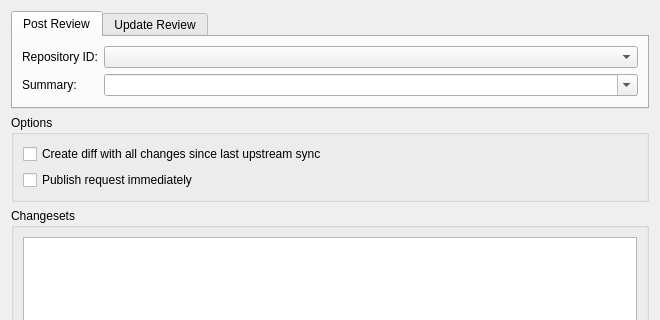
Above: tortoisehg/hgqt/postreview.ui from velorientc/git_test7 before the change; both pictures show x 0 to 660 and y 0 to 320 of the 660 by 459 pixel window. Below: the same form after it.
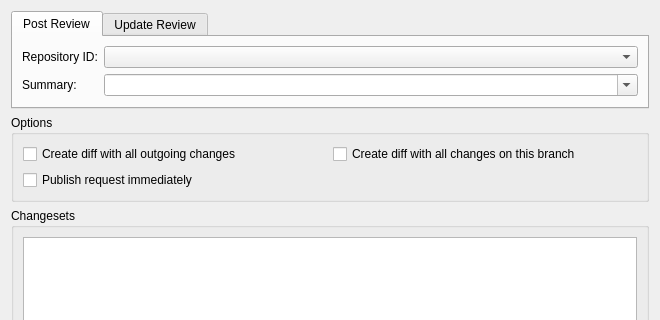
That is the form after the change.

Commit message:
reviewboard: cleaned up, new password prompt and branch option
 - Changed all function names to camel case to be more consistent with the rest of thg
 - Cleaned up the variable naming
 - Added a password prompt for users who do not store their password in the hg config file or enter an incorrect password
 - Added a checkbox for the branch option

The edit to the form file:
```diff
--- a/tortoisehg/hgqt/postreview.ui
+++ b/tortoisehg/hgqt/postreview.ui
@@ -137,7 +137,14 @@
         <item row="0" column="0">
          <widget class="QCheckBox" name="longdiff_check">
           <property name="text">
-           <string>Create diff with all changes since last upstream sync</string>
+           <string>Create diff with all outgoing changes</string>
+          </property>
+         </widget>
+        </item>
+        <item row="0" column="1">
+         <widget class="QCheckBox" name="branch_check">
+          <property name="text">
+           <string>Create diff with all changes on this branch</string>
           </property>
          </widget>
         </item>
```
Left out of the diff: 24 changed lines with no effect on the pictures. The commit also changes 1 other file.
